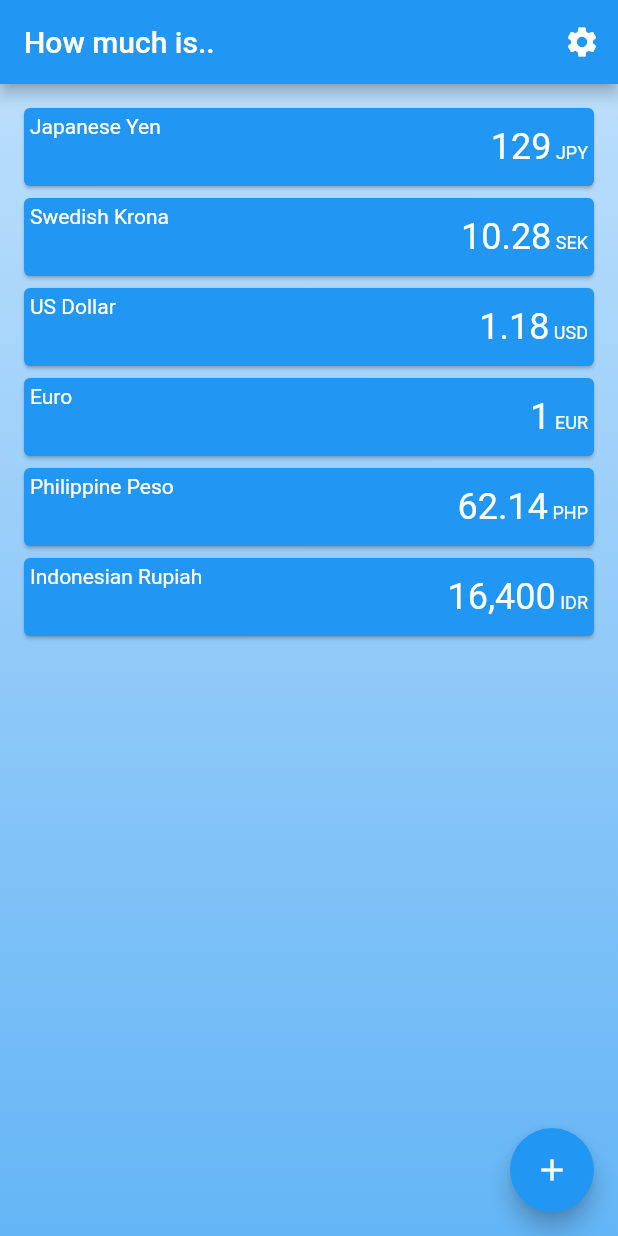
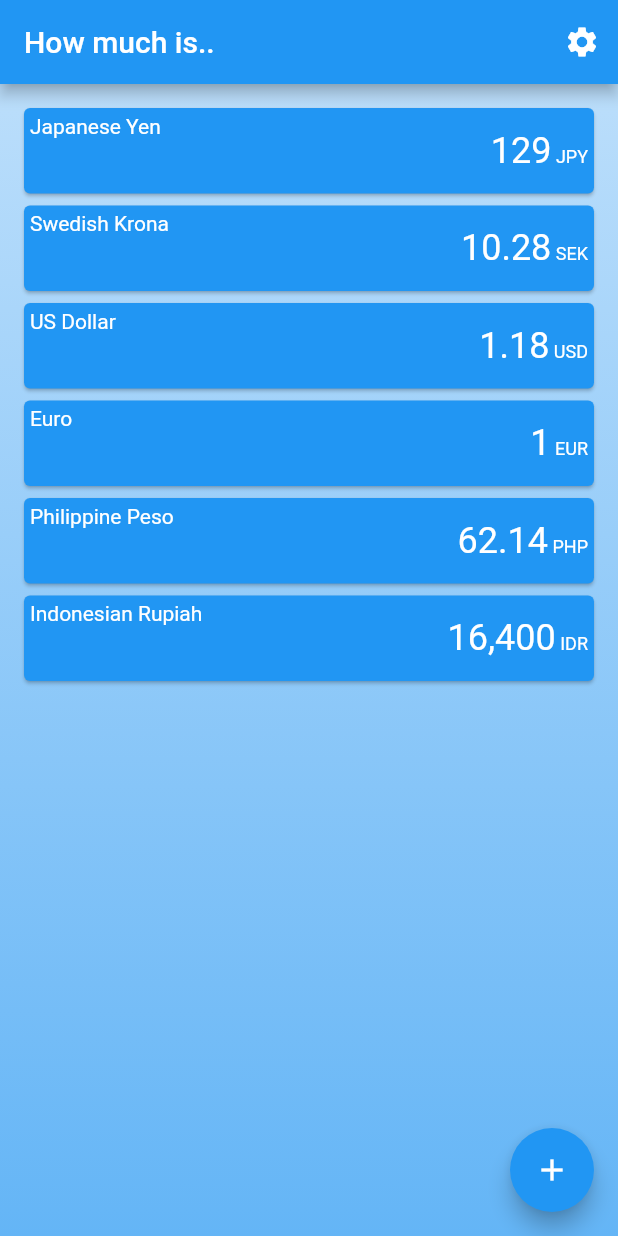
Before and after one commit to ddikman/travelrates, a Flutter app: the screen it shows after launch, on a phone screen of 412 x 824 dp. Run offline on Flutter 3.47's test engine with Material 2 defaults, Android fonts, the phone set to English and light mode, and no system bars.

Commit message:
added fixed height to converter rows.^

```diff
--- a/lib/converter_screen.dart
+++ b/lib/converter_screen.dart
@@ -159,7 +159,9 @@ class _CurrencyCardState extends State<CurrencyCard>
       );
     }
 
-    final card = new Material(
+    final card = new Container(
+      height: 65.0,
+      child: new Material(
         color: Colors.transparent,
         child: Card(
             color: _showInputError ? Colors.red : Colors.blue,
@@ -179,6 +181,7 @@ class _CurrencyCardState extends State<CurrencyCard>
                 ),
               ),
             )),
+      ),
     );
 
     final animationDelay = Duration(milliseconds: 50 * (widget.index + 1));
```
Lines whose indentation alone changed are shown as unchanged.
